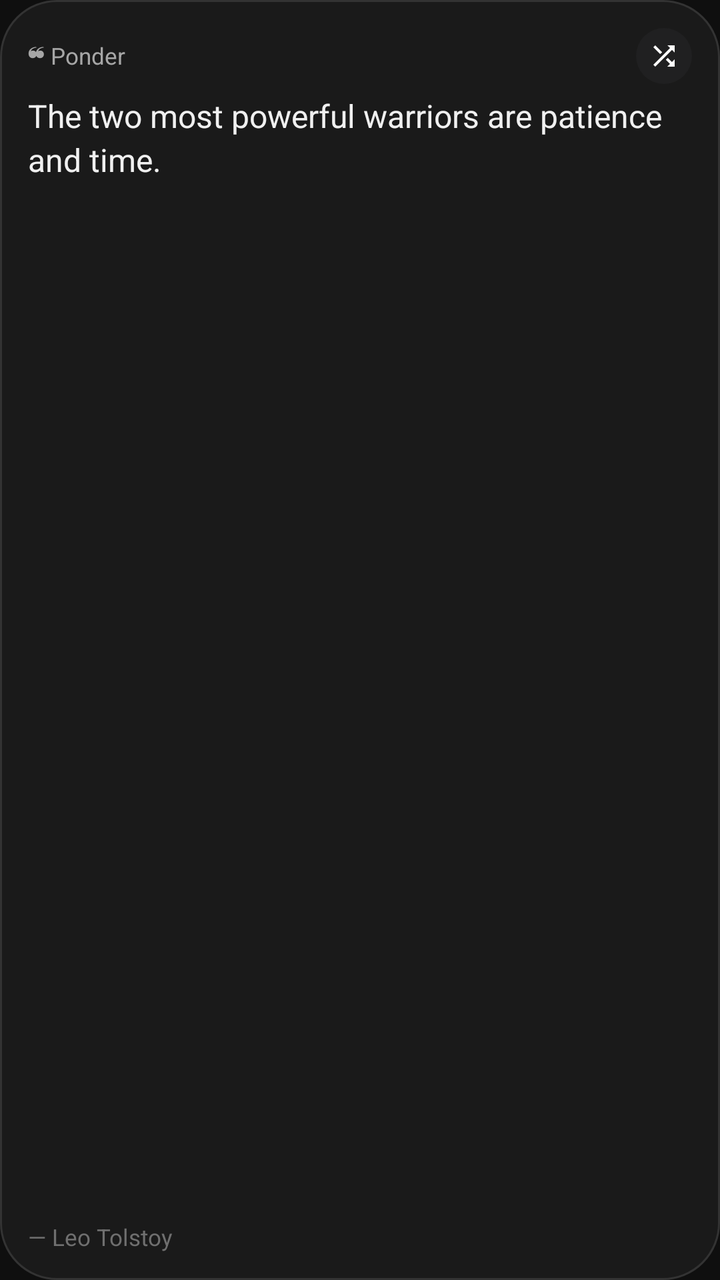
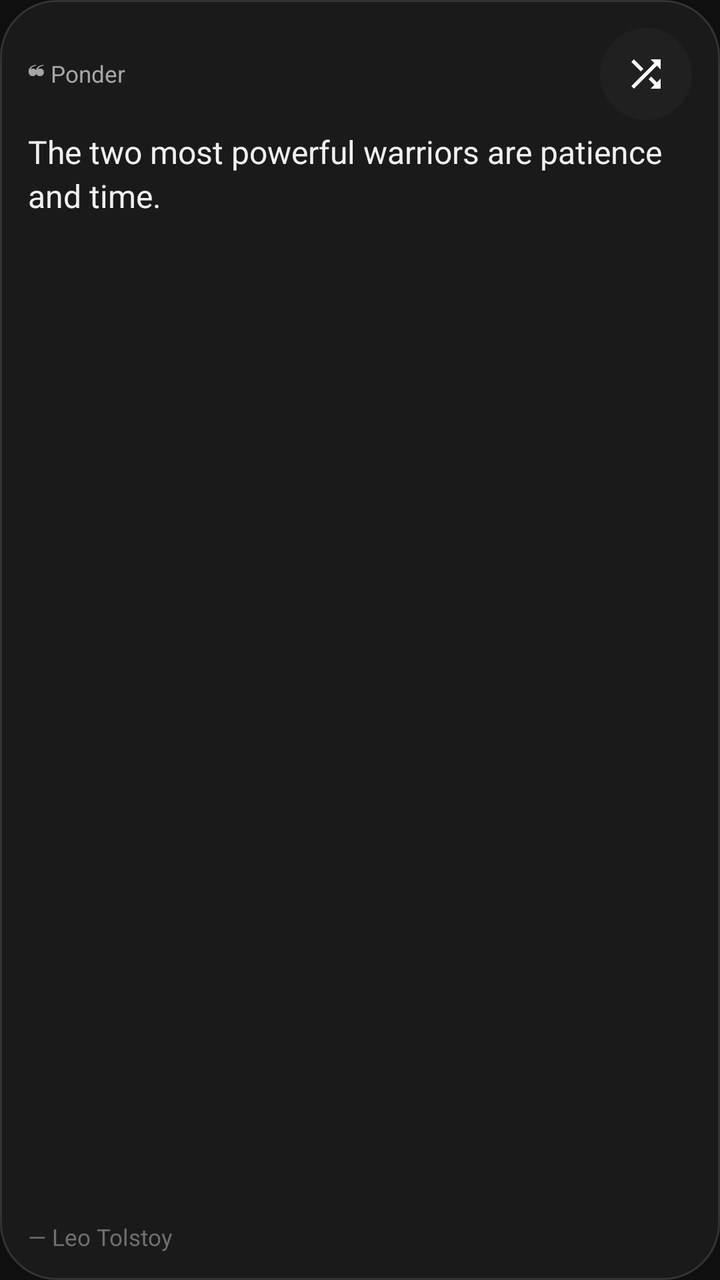

The first picture is an Android layout as it rendered before a commit; the second is the same layout after the commit. The layout source and the unified diff follow.
<!-- AndroidManifest.xml: application theme Theme.Ponder -->
<!-- res/layout/widget_preview.xml -->
<?xml version="1.0" encoding="utf-8"?>
<LinearLayout xmlns:android="http://schemas.android.com/apk/res/android"
    xmlns:tools="http://schemas.android.com/tools"
    android:layout_width="match_parent"
    android:layout_height="match_parent"
    android:orientation="vertical"
    android:background="@drawable/widget_bg_dark"
    android:padding="14dp"
    tools:ignore="HardcodedText">

    <LinearLayout
        android:layout_width="match_parent"
        android:layout_height="wrap_content"
        android:orientation="horizontal"
        android:gravity="center_vertical"
        android:baselineAligned="false">

        <TextView
            android:layout_width="0dp"
            android:layout_height="wrap_content"
            android:layout_weight="1"
            android:maxLines="1"
            android:ellipsize="end"
            android:textSize="11.5sp"
            android:textColor="#A6A6A6"
            android:includeFontPadding="false"
            android:text="❝ Ponder" />

        <ImageView
            android:layout_width="28dp"
            android:layout_height="28dp"
            android:layout_marginStart="6dp"
            android:padding="6dp"
            android:scaleType="fitCenter"
            android:src="@drawable/ic_widget_shuffle"
            android:background="@drawable/widget_pill_dark"
            android:contentDescription="@string/widget_next" />
    </LinearLayout>

    <TextView
        android:layout_width="match_parent"
        android:layout_height="0dp"
        android:layout_weight="1"
        android:layout_marginTop="5dp"
        android:gravity="top|start"
        android:ellipsize="end"
        android:maxLines="4"
        android:textSize="16sp"
        android:textColor="#F0F0F0"
        android:lineSpacingMultiplier="1.15"
        android:text="The two most powerful warriors are patience and time." />

    <TextView
        android:layout_width="match_parent"
        android:layout_height="wrap_content"
        android:layout_marginTop="4dp"
        android:maxLines="1"
        android:ellipsize="end"
        android:textSize="11.5sp"
        android:textColor="#6F6F6F"
        android:includeFontPadding="false"
        android:text="— Leo Tolstoy" />
</LinearLayout>
<!-- resources referenced by this layout -->
<resources>
  <!-- drawable ic_widget_shuffle (drawable) -->
  <?xml version="1.0" encoding="utf-8"?>
  <vector xmlns:android="http://schemas.android.com/apk/res/android"
      android:width="24dp"
      android:height="24dp"
      android:viewportWidth="24"
      android:viewportHeight="24">
      <path
          android:fillColor="#FFFFFFFF"
          android:pathData="M10.59,9.17L5.41,4 4,5.41l5.17,5.17 1.42,-1.41zM14.5,4l2.04,2.04L4,18.59 5.41,20 17.96,7.46 20,9.5V4h-5.5zM14.83,13.41l-1.41,1.41 3.13,3.13L14.5,20H20v-5.5l-2.04,2.04 -3.13,-3.13z" />
  </vector>
  <!-- drawable widget_bg_dark (drawable) -->
  <?xml version="1.0" encoding="utf-8"?>
  <shape xmlns:android="http://schemas.android.com/apk/res/android"
      android:shape="rectangle">
      <solid android:color="#1A1A1A" />
      <stroke android:width="1dp" android:color="#333333" />
      <corners android:radius="@dimen/widget_radius" />
  </shape>
  <!-- drawable widget_pill_dark (drawable) -->
  <?xml version="1.0" encoding="utf-8"?>
  <shape xmlns:android="http://schemas.android.com/apk/res/android"
      android:shape="oval">
      <solid android:color="#202021" />
  </shape>
  <string name="widget_next">Show another</string>
  <style name="Theme.Ponder" parent="@android:style/Theme.Material.NoActionBar">
          <item name="android:windowBackground">@color/brand_dark</item>
          <item name="android:navigationBarColor">@android:color/transparent</item>
          <item name="android:statusBarColor">@android:color/transparent</item>
      </style>
  <dimen name="widget_radius">16dp</dimen>
  <color name="brand_dark">#0F0F0F</color>
</resources>

<!-- the commit's change to res/layout/widget_preview.xml (unified diff, before → after) -->
@@ -27,10 +27,10 @@
             android:text="❝ Ponder" />
 
         <ImageView
-            android:layout_width="28dp"
-            android:layout_height="28dp"
+            android:layout_width="wrap_content"
+            android:layout_height="wrap_content"
             android:layout_marginStart="6dp"
-            android:padding="6dp"
+            android:padding="12dp"
             android:scaleType="fitCenter"
             android:src="@drawable/ic_widget_shuffle"
             android:background="@drawable/widget_pill_dark"
<!-- resource entries referenced after the edit -->
@@ -3,8 +3,8 @@
   <!-- drawable ic_widget_shuffle (drawable) -->
   <?xml version="1.0" encoding="utf-8"?>
   <vector xmlns:android="http://schemas.android.com/apk/res/android"
-      android:width="24dp"
-      android:height="24dp"
+      android:width="22dp"
+      android:height="22dp"
       android:viewportWidth="24"
       android:viewportHeight="24">
       <path
